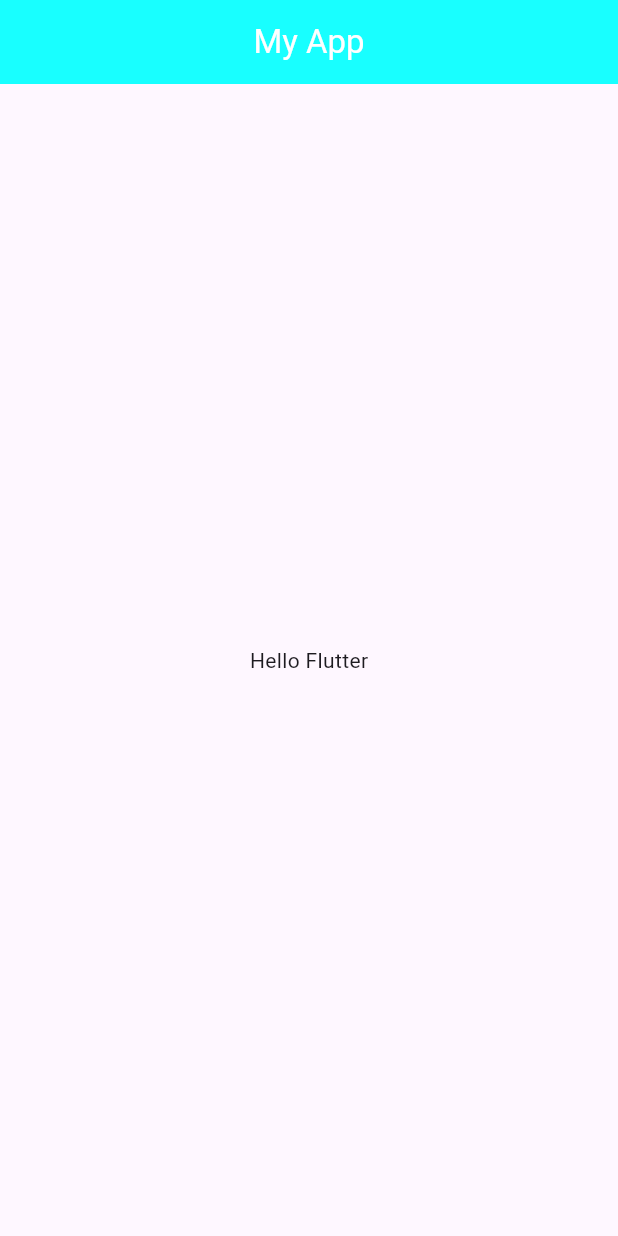
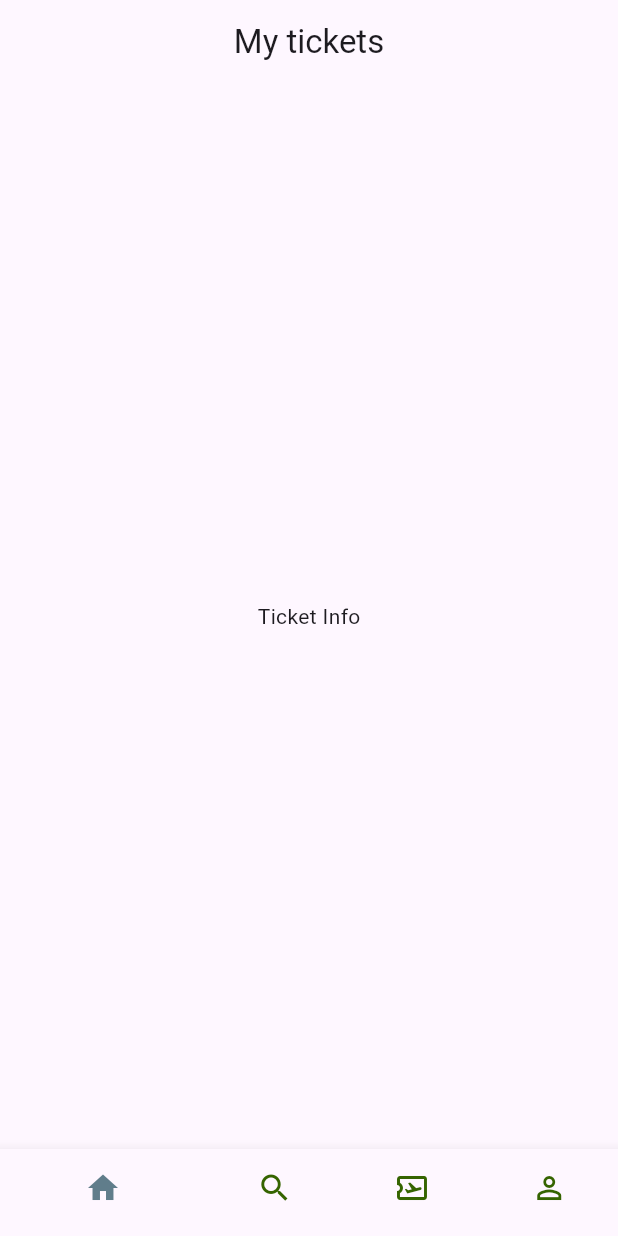
Before and after one commit to V-UNiQuE-V/travelit, a Flutter app: the screen it shows after launch, on a phone screen of 412 x 824 dp. Run offline on Flutter 3.47's test engine with Material 3 defaults, Android fonts, the phone set to English and light mode, and no system bars.

Commit message:
Using Scaffold

```diff
--- /dev/null
+++ b/lib/base/bottom_nav_bar.dart
@@ -0,0 +1,39 @@
+import 'package:flutter/material.dart';
+
+class BottomNavBar extends StatefulWidget {
+  const BottomNavBar({super.key});
+
+  @override
+  State<BottomNavBar> createState() => _BottomNavBarState();
+}
+
+class _BottomNavBarState extends State<BottomNavBar> {
+  @override
+  Widget build(BuildContext context) {
+    return Scaffold(
+      appBar: AppBar(title: Text("My tickets"), centerTitle: true),
+      body: Center(child: Text("Ticket Info")),
+      bottomNavigationBar: BottomNavigationBar(
+        selectedItemColor: Colors.blueGrey,
+        unselectedItemColor: const Color(0xFF356400),
+        showSelectedLabels: false,
+        items: const [
+          BottomNavigationBarItem(
+            icon: Icon(Icons.home_outlined),
+            activeIcon: Icon(Icons.home),
+            label: "Home",
+          ),
+          BottomNavigationBarItem(icon: Icon(Icons.search), label: "Search"),
+          BottomNavigationBarItem(
+            icon: Icon(Icons.airplane_ticket_outlined),
+            label: "Tickets",
+          ),
+          BottomNavigationBarItem(
+            icon: Icon(Icons.person_outline_outlined),
+            label: "Profile",
+          ),
+        ],
+      ),
+    );
+  }
+}
--- a/lib/main.dart
+++ b/lib/main.dart
@@ -1,4 +1,5 @@
 import 'package:flutter/material.dart';
+import 'package:ticket_app/base/bottom_nav_bar.dart';
 
 void main() {
   runApp(const MyApp());
@@ -10,19 +11,7 @@ class MyApp extends StatelessWidget {
   @override
   Widget build(BuildContext context) {
     return MaterialApp(
-      title: 'Flutter Demo',
-      theme: ThemeData(
-        colorScheme: ColorScheme.fromSeed(seedColor: Colors.deepPurple),
-      ),
-      home: Scaffold(
-        appBar: AppBar(
-          backgroundColor: Colors.cyanAccent,
-          title: Text("My App"),
-          centerTitle: true,
-          foregroundColor: Colors.white,
-        ),
-        body: Center(child: Text("Hello Flutter")),
-      ),
+      home: BottomNavBar()
     );
   }
 }
```
